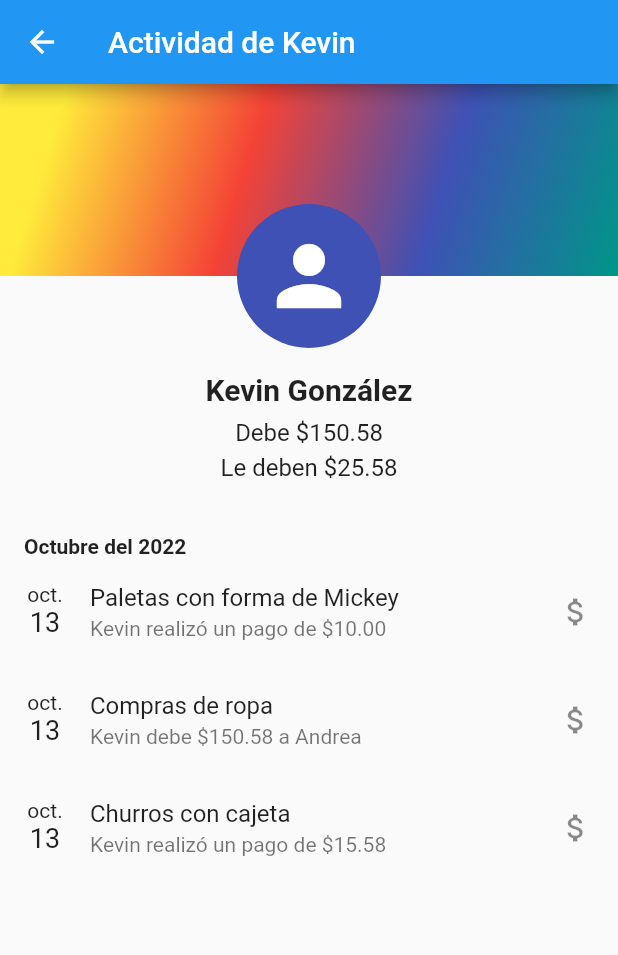
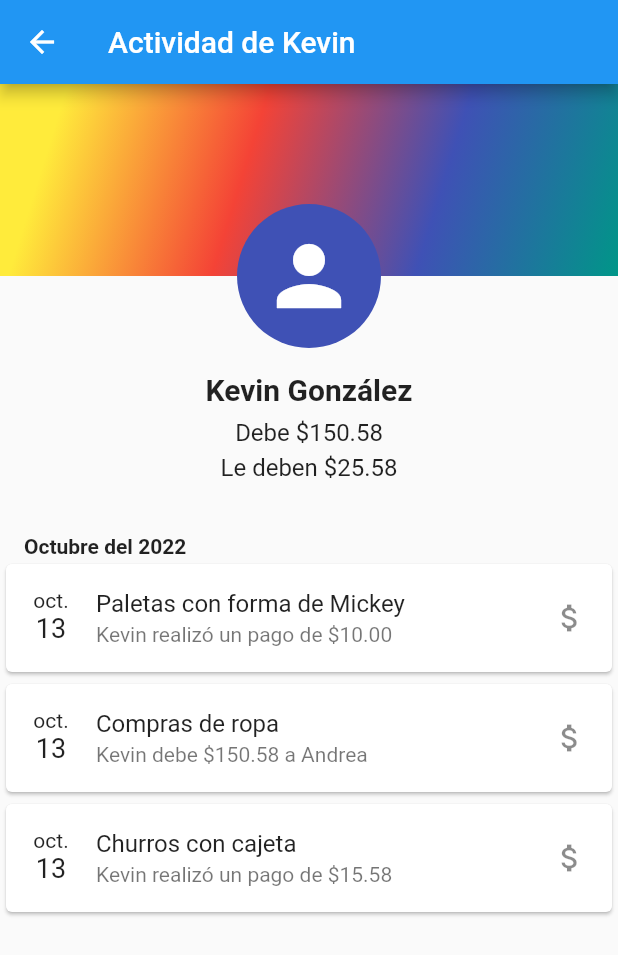
Before and after one commit to kevinglezgmz/pdm_tuks_divide, a Flutter app: the GroupProfileActivityPage screen opened directly, on a phone screen of 412 x 824 dp. Shown: the top 955 px of the screen. Run offline on Flutter 3.47's test engine with Material 2 defaults, Android fonts, the phone set to English and light mode, and no system bars; our stand-ins replace bloc, equatable, font_awesome_flutter; missing offline and left inert: dart:ffi; network calls fail.

Commit message:
fix: added card for consistency and updated members in spending division

```diff
--- a/lib/pages/divide_spending_page/divide_spending_page.dart
+++ b/lib/pages/divide_spending_page/divide_spending_page.dart
@@ -103,7 +103,7 @@ class DivideSpendingPage extends StatelessWidget {
                 mainAxisSize: MainAxisSize.min,
                 children: const [
                   Text('\$0.00/persona'),
-                  Text('(3 personas)'),
+                  Text('(8 personas)'),
                 ],
               ),
             ),
--- a/lib/pages/group_profile_activity_page/group_profile_activity_page.dart
+++ b/lib/pages/group_profile_activity_page/group_profile_activity_page.dart
@@ -123,7 +123,8 @@ class GroupProfileActivityPage extends StatelessWidget {
   }
 
   Widget _getActivityTile(String title, String subtitle) {
-    return ListTile(
+    return Card(
+      child: ListTile(
         leading: SizedBox(
           width: 28,
           child: Column(
@@ -147,6 +148,7 @@ class GroupProfileActivityPage extends StatelessWidget {
         title: Text(title),
         subtitle: Text(subtitle),
         trailing: Icon(Icons.attach_money),
+      ),
     );
   }
 }
```
Lines whose indentation alone changed are shown as unchanged.
